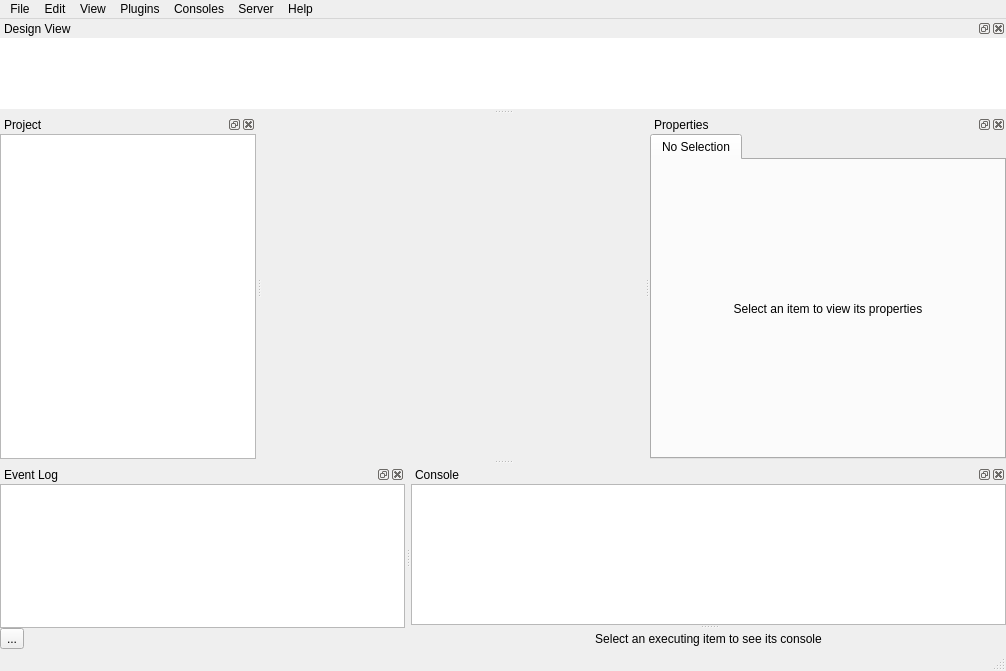
Before: the Qt Designer form spinetoolbox/ui/mainwindow.ui in spine-tools/Spine-Toolbox, drawn with Qt 5.
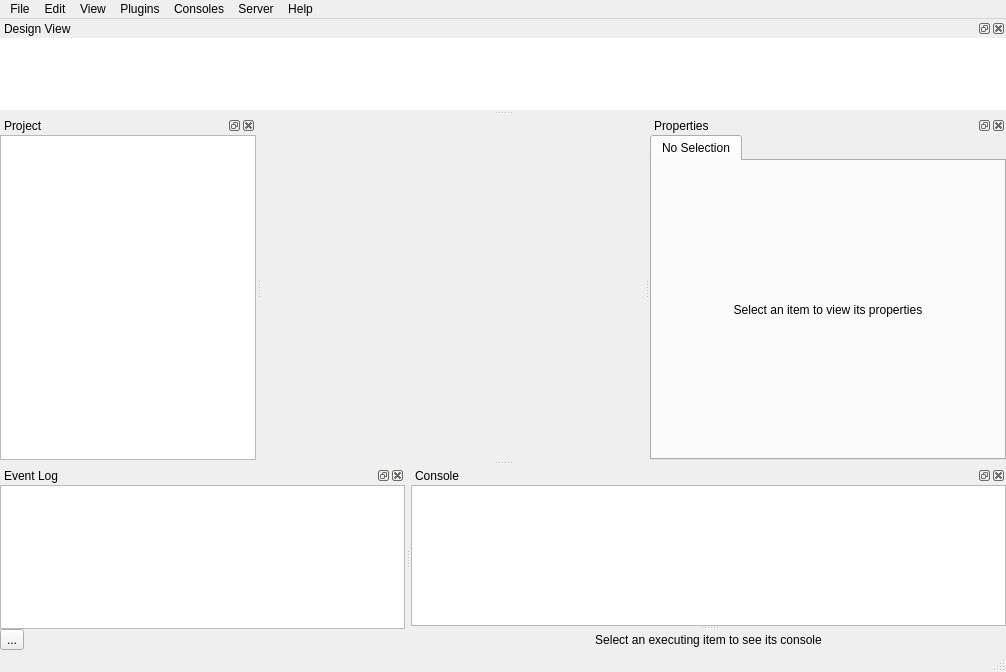
After: the same form once the commit is applied. Icons and pictures are not drawn. Custom widgets are drawn as their Qt base class.

What changed in the file:
```diff
--- a/spinetoolbox/ui/mainwindow.ui
+++ b/spinetoolbox/ui/mainwindow.ui
@@ -19,7 +19,7 @@
     <x>0</x>
     <y>0</y>
     <width>1006</width>
-    <height>671</height>
+    <height>672</height>
    </rect>
   </property>
   <property name="windowTitle">
@@ -149,7 +149,7 @@
     </size>
    </property>
    <property name="features">
-    <set>QDockWidget::AllDockWidgetFeatures</set>
+    <set>QDockWidget::DockWidgetClosable|QDockWidget::DockWidgetFloatable|QDockWidget::DockWidgetMovable</set>
    </property>
    <property name="windowTitle">
     <string>Event Log</string>
@@ -372,9 +372,6 @@
    <property name="floating">
     <bool>false</bool>
    </property>
-   <property name="features">
-    <set>QDockWidget::AllDockWidgetFeatures</set>
-   </property>
    <property name="windowTitle">
     <string>Console</string>
    </property>
```
Left out of the diff: 2 changed lines with no effect on the pictures.
